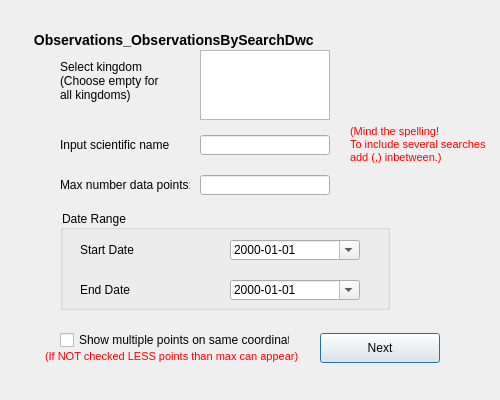
The window that Species_search.ui (albabjorkman/GIT-project) describes before a commit, drawn with Qt 5.
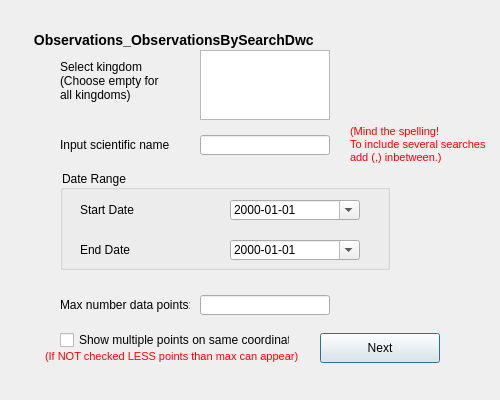
The same window after the commit.

Commit message: move around boxes

Patch:
```diff
--- a/Species_search.ui
+++ b/Species_search.ui
@@ -131,7 +131,7 @@
    <property name="geometry">
     <rect>
      <x>60</x>
-     <y>170</y>
+     <y>290</y>
      <width>130</width>
      <height>30</height>
     </rect>
@@ -152,7 +152,7 @@
    <property name="geometry">
     <rect>
      <x>200</x>
-     <y>175</y>
+     <y>295</y>
      <width>130</width>
      <height>20</height>
     </rect>
@@ -164,7 +164,7 @@
    <property name="geometry">
     <rect>
      <x>60</x>
-     <y>210</y>
+     <y>170</y>
      <width>330</width>
      <height>100</height>
     </rect>
```
Left out of the diff: 14 changed lines with no effect on the pictures.
